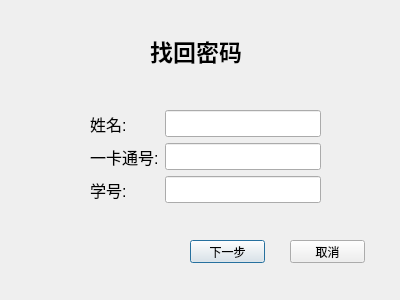
Before: the Qt Designer form Client/Dingpiao/dingpiaoxitong/passwordback.ui in ticketgroup/qichedinggpiao, drawn with Qt 5.
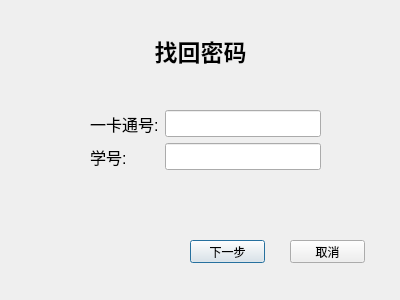
After: the same form once the commit is applied.

The edit to the form file:
```diff
--- a/Client/Dingpiao/dingpiaoxitong/passwordback.ui
+++ b/Client/Dingpiao/dingpiaoxitong/passwordback.ui
@@ -19,7 +19,7 @@
      <x>90</x>
      <y>110</y>
      <width>231</width>
-     <height>101</height>
+     <height>71</height>
     </rect>
    </property>
    <property name="font">
@@ -29,27 +29,18 @@
    </property>
    <layout class="QFormLayout" name="formLayout">
     <item row="0" column="0">
-     <widget class="QLabel" name="Label">
+     <widget class="QLabel" name="Label_2">
       <property name="font">
        <font>
         <pointsize>12</pointsize>
        </font>
       </property>
       <property name="text">
-       <string>姓名:</string>
+       <string>一卡通号:</string>
       </property>
      </widget>
     </item>
     <item row="0" column="1">
-     <widget class="QLineEdit" name="LineEdit">
-      <property name="font">
-       <font>
-        <pointsize>12</pointsize>
-       </font>
-      </property>
-     </widget>
-    </item>
-    <item row="1" column="1">
      <widget class="QLineEdit" name="LineEdit_2">
       <property name="font">
        <font>
@@ -58,7 +49,7 @@
       </property>
      </widget>
     </item>
-    <item row="2" column="0">
+    <item row="1" column="0">
      <widget class="QLabel" name="Label_3">
       <property name="font">
        <font>
@@ -70,7 +61,7 @@
       </property>
      </widget>
     </item>
-    <item row="2" column="1">
+    <item row="1" column="1">
      <widget class="QLineEdit" name="LineEdit_3">
       <property name="font">
        <font>
@@ -79,18 +70,6 @@
       </property>
      </widget>
     </item>
-    <item row="1" column="0">
-     <widget class="QLabel" name="Label_2">
-      <property name="font">
-       <font>
-        <pointsize>12</pointsize>
-       </font>
-      </property>
-      <property name="text">
-       <string>一卡通号:</string>
-      </property>
-     </widget>
-    </item>
    </layout>
   </widget>
   <widget class="QPushButton" name="pushButton">
@@ -122,9 +101,9 @@
   <widget class="QLabel" name="label">
    <property name="geometry">
     <rect>
-     <x>150</x>
+     <x>0</x>
      <y>30</y>
-     <width>111</width>
+     <width>401</width>
      <height>41</height>
     </rect>
    </property>
@@ -138,6 +117,9 @@
    <property name="text">
     <string>找回密码</string>
    </property>
+   <property name="alignment">
+    <set>Qt::AlignCenter</set>
+   </property>
   </widget>
  </widget>
  <resources/>
```
